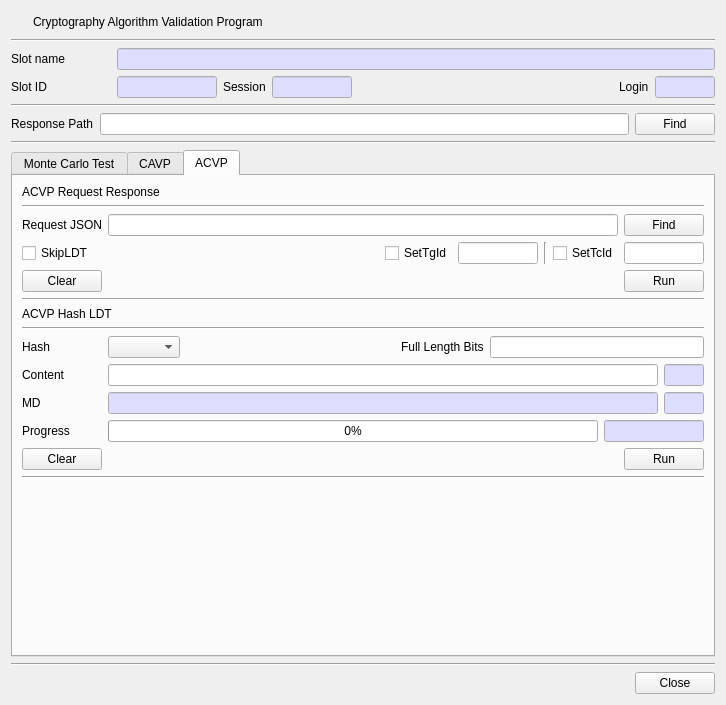
Qt form CryptokiMan/cavp_dlg.ui (jykim74/CryptokiMan) before a commit.
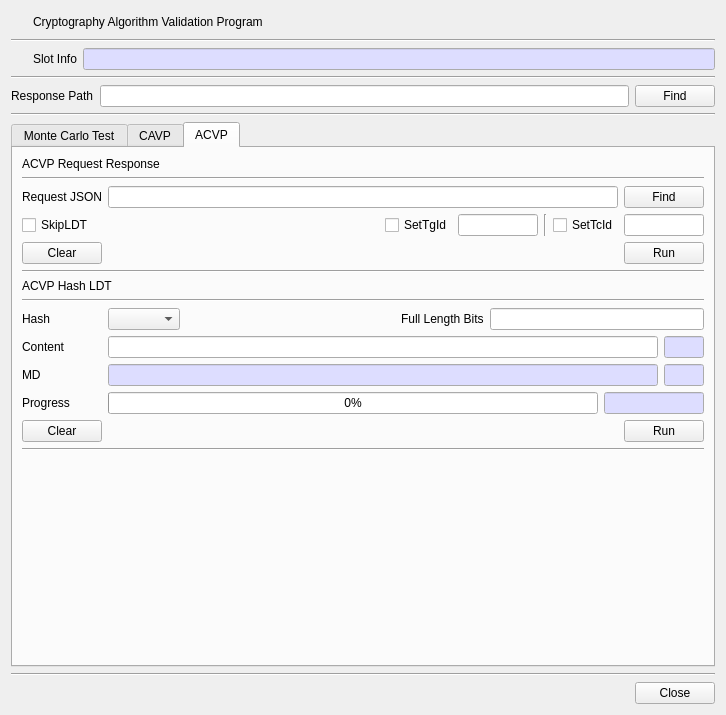
The same form after that commit. Icons and pictures are not drawn.

What changed in the file:
```diff
--- a/CryptokiMan/cavp_dlg.ui
+++ b/CryptokiMan/cavp_dlg.ui
@@ -7,7 +7,7 @@
     <x>0</x>
     <y>0</y>
     <width>726</width>
-    <height>705</height>
+    <height>715</height>
    </rect>
   </property>
   <property name="windowTitle">
@@ -66,21 +66,21 @@
      <property name="topMargin">
       <number>0</number>
      </property>
-     <item row="0" column="0">
+     <item row="0" column="1">
       <widget class="QLabel" name="label_23">
        <property name="minimumSize">
         <size>
-         <width>100</width>
+         <width>0</width>
          <height>0</height>
         </size>
        </property>
        <property name="text">
-        <string>Slot name</string>
+        <string>Slot Info</string>
        </property>
       </widget>
      </item>
-     <item row="0" column="1">
-      <widget class="QLineEdit" name="mSlotNameText">
+     <item row="0" column="2">
+      <widget class="QLineEdit" name="mSlotInfoText">
        <property name="palette">
         <palette>
          <active>
@@ -113,173 +113,32 @@
        </property>
       </widget>
      </item>
-    </layout>
-   </item>
-   <item>
-    <layout class="QGridLayout" name="gridLayout_10">
-     <property name="topMargin">
-      <number>0</number>
-     </property>
      <item row="0" column="0">
-      <widget class="QLabel" name="label_24">
+      <widget class="QPushButton" name="mSlotBtn">
        <property name="minimumSize">
         <size>
-         <width>100</width>
+         <width>16</width>
          <height>0</height>
         </size>
        </property>
-       <property name="text">
-        <string>Slot ID</string>
-       </property>
-      </widget>
-     </item>
-     <item row="0" column="3">
-      <widget class="QLineEdit" name="mSessionText">
        <property name="maximumSize">
         <size>
-         <width>80</width>
+         <width>16</width>
          <height>16777215</height>
         </size>
        </property>
-       <property name="palette">
-        <palette>
-         <active>
-          <colorrole role="Base">
-           <brush brushstyle="SolidPattern">
-            <color alpha="255">
-             <red>221</red>
-             <green>221</green>
-             <blue>255</blue>
-            </color>
-           </brush>
-          </colorrole>
-         </active>
-         <inactive>
-          <colorrole role="Base">
-           <brush brushstyle="SolidPattern">
-            <color alpha="255">
-             <red>221</red>
-             <green>221</green>
-             <blue>255</blue>
-            </color>
-           </brush>
-          </colorrole>
-         </inactive>
-         <disabled/>
-        </palette>
-       </property>
-       <property name="readOnly">
-        <bool>true</bool>
-       </property>
-      </widget>
-     </item>
-     <item row="0" column="5">
-      <widget class="QLabel" name="label_26">
        <property name="text">
-        <string>Login</string>
+        <string/>
        </property>
-      </widget>
-     </item>
-     <item row="0" column="2">
-      <widget class="QLabel" name="label_25">
-       <property name="text">
-        <string>Session</string>
+       <property name="icon">
+        <iconset resource="cryptokiman.qrc">
+         <normaloff>:/images/slot.png</normaloff>:/images/slot.png</iconset>
        </property>
-      </widget>
-     </item>
-     <item row="0" column="6">
-      <widget class="QLineEdit" name="mLoginText">
-       <property name="maximumSize">
-        <size>
-         <width>60</width>
-         <height>16777215</height>
-        </size>
-       </property>
-       <property name="palette">
-        <palette>
-         <active>
-          <colorrole role="Base">
-           <brush brushstyle="SolidPattern">
-            <color alpha="255">
-             <red>221</red>
-             <green>221</green>
-             <blue>255</blue>
-            </color>
-           </brush>
-          </colorrole>
-         </active>
-         <inactive>
-          <colorrole role="Base">
-           <brush brushstyle="SolidPattern">
-            <color alpha="255">
-             <red>221</red>
-             <green>221</green>
-             <blue>255</blue>
-            </color>
-           </brush>
-          </colorrole>
-         </inactive>
-         <disabled/>
-        </palette>
-       </property>
-       <property name="readOnly">
+       <property name="flat">
         <bool>true</bool>
        </property>
       </widget>
      </item>
-     <item row="0" column="1">
-      <widget class="QLineEdit" name="mSlotIDText">
-       <property name="maximumSize">
-        <size>
-         <width>100</width>
-         <height>16777215</height>
-        </size>
-       </property>
-       <property name="palette">
-        <palette>
-         <active>
-          <colorrole role="Base">
-           <brush brushstyle="SolidPattern">
-            <color alpha="255">
-             <red>221</red>
-             <green>221</green>
-             <blue>255</blue>
-            </color>
-           </brush>
-          </colorrole>
-         </active>
-         <inactive>
-          <colorrole role="Base">
-           <brush brushstyle="SolidPattern">
-            <color alpha="255">
-             <red>221</red>
-             <green>221</green>
-             <blue>255</blue>
-            </color>
-           </brush>
-          </colorrole>
-         </inactive>
-         <disabled/>
-        </palette>
-       </property>
-       <property name="readOnly">
-        <bool>true</bool>
-       </property>
-      </widget>
-     </item>
-     <item row="0" column="4">
-      <spacer name="horizontalSpacer_6">
-       <property name="orientation">
-        <enum>Qt::Horizontal</enum>
-       </property>
-       <property name="sizeHint" stdset="0">
-        <size>
-         <width>40</width>
-         <height>20</height>
-        </size>
-       </property>
-      </spacer>
-     </item>
     </layout>
    </item>
    <item>
```
Left out of the diff: 5 changed lines with no effect on the pictures.
